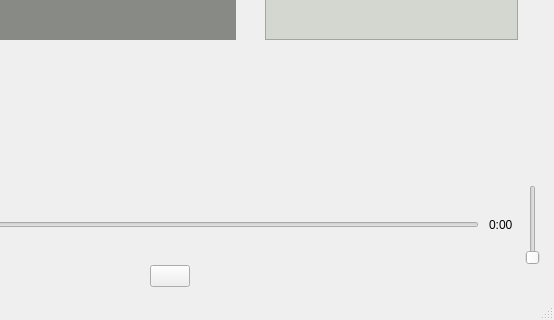
The window that src/MediaPlayer/mainwindow.ui (auttij/Cpp-media-player) describes before a commit, drawn with Qt 5; both pictures show x 240 to 794 and y 241 to 561 of the 794 by 561 pixel window.
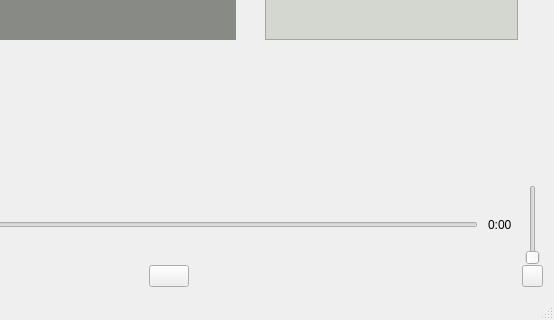
The same window after the commit. Custom widgets are drawn as their Qt base class.

Commit message: mute button

```diff
--- a/src/MediaPlayer/mainwindow.ui
+++ b/src/MediaPlayer/mainwindow.ui
@@ -144,6 +144,19 @@
         </property>
        </widget>
       </item>
+      <item row="2" column="3">
+       <widget class="QPushButton" name="mute">
+        <property name="maximumSize">
+         <size>
+          <width>21</width>
+          <height>22</height>
+         </size>
+        </property>
+        <property name="text">
+         <string/>
+        </property>
+       </widget>
+      </item>
      </layout>
     </item>
    </layout>
```
The commit also changes 3 other files.
